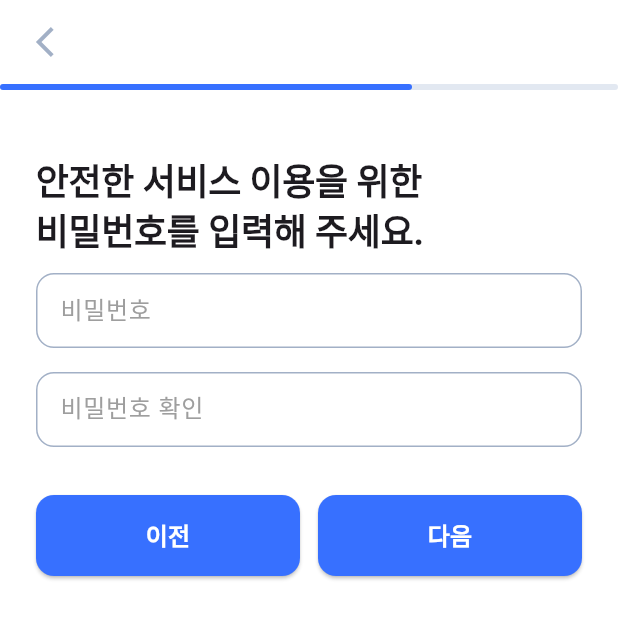
After one commit to eunnbeejjo/flutter_recorder, a Flutter app: the BackLayout screen opened by its route, after a tap on "다음", on a phone screen of 412 x 824 dp. The commit adds this screen. Shown: the top 619 px of the screen. Run offline on Flutter 3.47's test engine with Material 3 defaults, Android fonts, the phone set to English and light mode, and no system bars; our stand-ins replace bloc, dio, equatable, flutter_bloc, flutter_secure_storage, flutter_svg and 1 more; accounts and stored records are empty.

Commit message:
feat: 회원가입 API 연동
* 회원가입 API 연동
* CustomTextField style 수정
* CustomProgressBar 추가
* 뒤로가기 UI 있는 레이아웃 추가(뒤로가기 기능 수정 필요)

```diff
--- a/lib/app.dart
+++ b/lib/app.dart
@@ -1,8 +1,9 @@
 import 'package:flutter/material.dart';
+import 'package:flutter_recorder/presentation/widgets/layouts/back_layout.dart';
 import 'package:flutter_recorder/theme/color_palette.dart';
 import 'package:go_router/go_router.dart';
 import 'presentation/pages/login/login_page.dart';
-// import 'presentation/pages/register_page.dart';
+import 'presentation/pages/register/register_page.dart';
 import 'presentation/pages/record_list/record_list_page.dart';
 // import 'presentation/pages/record_page.dart';
 import 'presentation/widgets/layouts/default_layout.dart';
@@ -29,17 +30,17 @@ class MyApp extends StatelessWidget {
 }
 
 final GoRouter _router = GoRouter(
-  initialLocation: '/login',
+  initialLocation: '/',
   routes: [
     // 빈 레이아웃 적용
     GoRoute(
-      path: '/login',
+      path: '/',
       builder: (context, state) => EmptyLayout(child: LoginPage()),
     ),
-    // GoRoute(
-    //   path: '/register',
-    //   builder: (context, state) => EmptyLayout(child: RegisterPage()),
-    // ),
+    GoRoute(
+      path: '/register',
+      builder: (context, state) => BackLayout(child: RegisterPage()),
+    ),
     // GoRoute(
     //   path: '/record',
     //   builder: (context, state) => EmptyLayout(child: RecordPage()),
--- a/lib/presentation/pages/login/login_page.dart
+++ b/lib/presentation/pages/login/login_page.dart
@@ -15,8 +15,9 @@ class LoginPage extends StatelessWidget {
     final TextEditingController emailController = TextEditingController();
     final TextEditingController passwordController = TextEditingController();
 
+    // 상태관리 및 이벤트 처리하는 LoginBloc 제공하기 위해 BlocProvider 로 감싸줌
     return BlocProvider<LoginBloc>(
-      create: (context) => LoginBloc(), // LoginBloc 제공
+      create: (context) => LoginBloc(), // LoginBloc 생성
       child: Scaffold(
         body: Padding(
           padding: const EdgeInsets.all(16.0),
@@ -74,7 +75,7 @@ class LoginPage extends StatelessWidget {
                             },
                     style: ElevatedButton.styleFrom(
                       minimumSize: const Size(double.infinity, 54),
-                      backgroundColor: ColorPalette.pink,
+                      backgroundColor: ColorPalette.primaryBase,
                       shape: RoundedRectangleBorder(
                         borderRadius: BorderRadius.circular(12),
                       ),
--- /dev/null
+++ b/lib/presentation/pages/register/register_bloc.dart
@@ -0,0 +1,38 @@
+import 'package:bloc/bloc.dart';
+import 'package:dio/dio.dart';
+import 'package:flutter_recorder/core/network/dio_client.dart';
+import 'package:flutter_recorder/presentation/pages/register/register_event.dart';
+import 'package:flutter_recorder/presentation/pages/register/register_state.dart';
+
+class RegisterBloc extends Bloc<RegisterEvent, RegisterState> {
+  final Dio _dio = DioClient().dio;
+
+  RegisterBloc() : super(const RegisterState()) {
+    on<UpdateStepPressed>(_onUpdateStep);
+    on<RegisterButtonPressed>(_onSubmitRegister);
+  }
+
+  void _onUpdateStep(UpdateStepPressed event, Emitter<RegisterState> emit) {
+    emit(state.copyWith(step: event.step));
+  }
+
+  void _onSubmitRegister(
+    RegisterButtonPressed event,
+    Emitter<RegisterState> emit,
+  ) async {
+    final reqData = {
+      'email': event.email,
+      'password': event.password,
+      'name': event.name,
+      'affiliation': event.affiliation,
+    };
+
+    try {
+      await _dio.post('/accounts/signup', data: reqData);
+
+      emit(state.copyWith(isSubmitting: false, isSuccess: true));
+    } catch (e) {
+      emit(state.copyWith(isSubmitting: false));
+    }
+  }
+}
--- /dev/null
+++ b/lib/presentation/pages/register/register_event.dart
@@ -0,0 +1,50 @@
+import 'package:equatable/equatable.dart';
+
+abstract class RegisterEvent extends Equatable {
+  @override
+  List<Object?> get props => [];
+}
+
+class UpdateStepPressed extends RegisterEvent {
+  final int step;
+
+  UpdateStepPressed(this.step);
+
+  @override
+  List<Object?> get props => [step];
+}
+
+class UpdateRegisterFieldEvent extends RegisterEvent {
+  final String? email, password, passwordCheck, name, affiliation;
+
+  UpdateRegisterFieldEvent({
+    this.email,
+    this.password,
+    this.passwordCheck,
+    this.name,
+    this.affiliation,
+  });
+
+  @override
+  List<Object?> get props => [
+    email,
+    password,
+    passwordCheck,
+    name,
+    affiliation,
+  ];
+}
+
+class RegisterButtonPressed extends RegisterEvent {
+  final String email, password, name, affiliation;
+
+  RegisterButtonPressed({
+    required this.email,
+    required this.password,
+    required this.name,
+    required this.affiliation,
+  });
+
+  @override
+  List<Object?> get props => [email, password, name, affiliation];
+}
--- /dev/null
+++ b/lib/presentation/pages/register/register_page.dart
@@ -0,0 +1,187 @@
+import 'package:flutter/material.dart';
+import 'package:flutter_bloc/flutter_bloc.dart';
+import 'package:flutter_recorder/presentation/pages/register/register_bloc.dart';
+import 'package:flutter_recorder/presentation/pages/register/register_event.dart';
+import 'package:flutter_recorder/presentation/pages/register/register_state.dart';
+import 'package:flutter_recorder/presentation/pages/register/widgets/register_form.dart';
+import 'package:flutter_recorder/presentation/widgets/custom_progress_bar.dart';
+import 'package:flutter_recorder/presentation/widgets/custom_text_field.dart';
+import 'package:flutter_recorder/theme/color_palette.dart';
+import 'package:go_router/go_router.dart';
+
+class RegisterPage extends StatelessWidget {
+  const RegisterPage({super.key});
+
+  @override
+  Widget build(BuildContext context) {
+    final TextEditingController emailController = TextEditingController();
+    final TextEditingController passwordController = TextEditingController();
+    final TextEditingController passwordCheckController =
+        TextEditingController();
+    final TextEditingController nameController = TextEditingController();
+    final TextEditingController affiliationController = TextEditingController();
+
+    return BlocProvider<RegisterBloc>(
+      create: (context) => RegisterBloc(), // LoginBloc 생성
+      child: BlocConsumer<RegisterBloc, RegisterState>(
+        listener: (context, state) {
+          if (state.isSuccess) {
+            context.go('/');
+          }
+        },
+        builder: (context, state) {
+          String title =
+              state.step == 1
+                  ? '로그인할 때 사용할\n이메일을 알려주세요.'
+                  : state.step == 2
+                  ? '안전한 서비스 이용을 위한\n비밀번호를 입력해 주세요.'
+                  : '회원님이 누구인지\n알려주세요.';
+
+          List<Map<String, dynamic>> childData = [
+            {
+              'step': 1,
+              'fieldName': 'email',
+              'hintText': '이메일',
+              'controller': emailController,
+            },
+            {
+              'step': 2,
+              'fieldName': 'password',
+              'hintText': '비밀번호',
+              'isPassword': true,
+              'controller': passwordController,
+            },
+            {
+              'step': 2,
+              'fieldName': 'password',
+              'hintText': '비밀번호 확인',
+              'isPassword': true,
+              'controller': passwordCheckController,
+            },
+            {
+              'step': 3,
+              'fieldName': 'name',
+              'hintText': '이름',
+              'controller': nameController,
+            },
+            {
+              'step': 3,
+              'fieldName': 'affiliation',
+              'hintText': '소속',
+              'controller': affiliationController,
+            },
+          ];
+
+          final child = ListView.separated(
+            shrinkWrap: true, // 부모 위젯의 크기를 초과하지 않도록 설정
+            itemCount:
+                childData.where((data) => data['step'] == state.step).length,
+            separatorBuilder: (context, index) => SizedBox(height: 16),
+            itemBuilder: (context, index) {
+              final filteredData =
+                  childData
+                      .where((data) => data['step'] == state.step)
+                      .toList();
+              final data = filteredData[index];
+
+              return CustomTextField(
+                controller: data['controller'],
+                hintText: data['hintText'],
+                obscureText: data['isPassword'] ?? false,
+              );
+            },
+          );
+
+          return Scaffold(
+            backgroundColor: Colors.white,
+            body: Column(
+              children: [
+                CustomProgressBar(percentage: state.step / 3),
+                Padding(
+                  padding: EdgeInsets.symmetric(horizontal: 24),
+                  child: Column(
+                    children: [
+                      RegisterForm(title: title, child: child),
+                      Row(
+                        children: [
+                          Expanded(
+                            child: ElevatedButton(
+                              onPressed:
+                                  state.step > 1
+                                      ? () {
+                                        context.read<RegisterBloc>().add(
+                                          UpdateStepPressed(state.step - 1),
+                                        );
+                                      }
+                                      : null,
+                              style: ElevatedButton.styleFrom(
+                                minimumSize: const Size(1 / 2, 54),
+                                backgroundColor: ColorPalette.primaryBase,
+                                shape: RoundedRectangleBorder(
+                                  borderRadius: BorderRadius.circular(12),
+                                ),
+                              ),
+                              child: Text(
+                                '이전',
+                                style: TextStyle(
+                                  fontSize: 16,
+                                  fontWeight: FontWeight.w600,
+                                  color:
+                                      state.step > 1
+                                          ? Colors.white
+                                          : ColorPalette.gray200,
+                                ),
+                              ),
+                            ),
+                          ),
+                          SizedBox(width: 12),
+                          Expanded(
+                            child: ElevatedButton(
+                              onPressed:
+                                  state.step < 3
+                                      ? () {
+                                        context.read<RegisterBloc>().add(
+                                          UpdateStepPressed(state.step + 1),
+                                        );
+                                      }
+                                      : () {
+                                        context.read<RegisterBloc>().add(
+                                          RegisterButtonPressed(
+                                            email: emailController.text,
+                                            password: passwordController.text,
+                                            name: nameController.text,
+                                            affiliation:
+                                                affiliationController.text,
+                                          ),
+                                        );
+                                      },
+                              style: ElevatedButton.styleFrom(
+                                minimumSize: const Size(1 / 2, 54),
+                                backgroundColor: ColorPalette.primaryBase,
+                                shape: RoundedRectangleBorder(
+                                  borderRadius: BorderRadius.circular(12),
+                                ),
+                              ),
+                              child: Text(
+                                state.step < 3 ? '다음' : '완료',
+                                style: TextStyle(
+                                  fontSize: 16,
+                                  fontWeight: FontWeight.w600,
+                                  color: Colors.white,
+                                ),
+                              ),
+                            ),
+                          ),
+                        ],
+                      ),
+                    ],
+                  ),
+                ),
+              ],
+            ),
+          );
+        },
+      ),
+    );
+  }
+}
--- /dev/null
+++ b/lib/presentation/pages/register/register_state.dart
@@ -0,0 +1,24 @@
+import 'package:equatable/equatable.dart';
+
+class RegisterState extends Equatable {
+  final int step; // 진행단계 (1~3)
+  final bool isSubmitting;
+  final bool isSuccess;
+
+  const RegisterState({
+    this.step = 1,
+    this.isSubmitting = false,
+    this.isSuccess = false,
+  });
+
+  RegisterState copyWith({int? step, bool? isSubmitting, bool? isSuccess}) {
+    return RegisterState(
+      step: step ?? this.step,
+      isSubmitting: isSubmitting ?? this.isSubmitting,
+      isSuccess: isSuccess ?? this.isSuccess,
+    );
+  }
+
+  @override
+  List<Object> get props => [step, isSubmitting, isSuccess];
+}
--- /dev/null
+++ b/lib/presentation/pages/register/widgets/register_form.dart
@@ -0,0 +1,34 @@
+import 'package:flutter/cupertino.dart';
+
+class RegisterForm extends StatelessWidget {
+  final String title;
+  final ListView child;
+
+  const RegisterForm({super.key, required this.title, required this.child});
+
+  @override
+  Widget build(BuildContext context) {
+    return Padding(
+      padding: EdgeInsets.symmetric(vertical: 32),
+      child: Column(
+        crossAxisAlignment: CrossAxisAlignment.start,
+        children: [
+          Padding(
+            padding: const EdgeInsets.symmetric(vertical: 12),
+            child: Text(
+              title,
+              textAlign: TextAlign.left,
+              style: const TextStyle(
+                fontSize: 24,
+                fontWeight: FontWeight.w700,
+                height: 1.3,
+                letterSpacing: -0.24,
+              ),
+            ),
+          ),
+          child, // ListView > TextField
+        ],
+      ),
+    );
+  }
+}
--- /dev/null
+++ b/lib/presentation/widgets/custom_progress_bar.dart
@@ -0,0 +1,18 @@
+import 'package:flutter/material.dart';
+import 'package:flutter_recorder/theme/color_palette.dart';
+
+class CustomProgressBar extends StatelessWidget {
+  final double percentage;
+
+  const CustomProgressBar({super.key, required this.percentage});
+
+  @override
+  Widget build(BuildContext context) {
+    return LinearProgressIndicator(
+      value: percentage,
+      color: ColorPalette.primaryBase,
+      backgroundColor: ColorPalette.gray100,
+      borderRadius: BorderRadius.circular(10),
+    );
+  }
+}
--- a/lib/presentation/widgets/custom_text_field.dart
+++ b/lib/presentation/widgets/custom_text_field.dart
@@ -26,9 +26,15 @@ class CustomTextField extends StatelessWidget {
           hintText: hintText,
           hintStyle: const TextStyle(color: Colors.grey, fontSize: 16),
           border: OutlineInputBorder(borderRadius: BorderRadius.circular(12)),
+          filled: true,
+          fillColor: Colors.white,
+          enabledBorder: OutlineInputBorder(
+            borderRadius: BorderRadius.circular(12),
+            borderSide: BorderSide(color: ColorPalette.gray300, width: 1.0),
+          ),
           focusedBorder: OutlineInputBorder(
             borderRadius: BorderRadius.circular(12),
-            borderSide: BorderSide(color: ColorPalette.pink, width: 1.0),
+            borderSide: BorderSide(color: ColorPalette.primaryBase, width: 1.3),
           ),
         ),
       ),
--- /dev/null
+++ b/lib/presentation/widgets/layouts/back_layout.dart
@@ -0,0 +1,35 @@
+import 'package:flutter/material.dart';
+import 'package:flutter_recorder/presentation/pages/login/login_page.dart';
+import 'package:flutter_recorder/presentation/widgets/layouts/empty_layout.dart';
+import 'package:flutter_recorder/theme/color_palette.dart';
+import 'package:go_router/go_router.dart';
+
+class BackLayout extends StatelessWidget {
+  final Widget child;
+
+  const BackLayout({super.key, required this.child});
+
+  @override
+  Widget build(BuildContext context) {
+    return Scaffold(
+      backgroundColor: Colors.white,
+      appBar: AppBar(
+        leading: Padding(
+          padding: EdgeInsets.only(left: 16),
+          child: IconButton(
+            onPressed: () {
+              context.pop();
+            },
+            icon: Icon(
+              Icons.arrow_back_ios,
+              color: ColorPalette.gray300,
+              size: 24,
+            ),
+          ),
+        ),
+        backgroundColor: Colors.white,
+      ),
+      body: Container(child: SafeArea(child: child)),
+    );
+  }
+}
--- a/lib/theme/color_palette.dart
+++ b/lib/theme/color_palette.dart
@@ -10,9 +10,13 @@ class ColorPalette {
 
   // 메인 색상
   static const Color primaryBase = Color(0xFF3770FF); // primary color
+  static const Color primary300 = Color(0xFF85A7FF); // primary300
   static const Color primary400 = Color(0xFF618EFF); // primary400
 
   // grayscale
+  static const Color gray50 = Color(0xFFF3F6FB); // gray50
+  static const Color gray100 = Color(0xFFE2E8F1); // gray100
+  static const Color gray200 = Color(0xFFCDD6E6); // gray200
   static const Color gray300 = Color(0xFFA2B0C6); // gray300
   static const Color gray400 = Color(0xFF8593A9); // gray400
 
--- a/pubspec.yaml
+++ b/pubspec.yaml
@@ -41,6 +41,7 @@ dependencies:
   dio: ^5.8.0+1
   flutter_secure_storage: ^9.2.4
   bloc: ^9.0.0
+  flutter_riverpod: ^2.6.1
 
 dev_dependencies:
   flutter_test:
```
Also changed, not shown: pubspec.lock.
